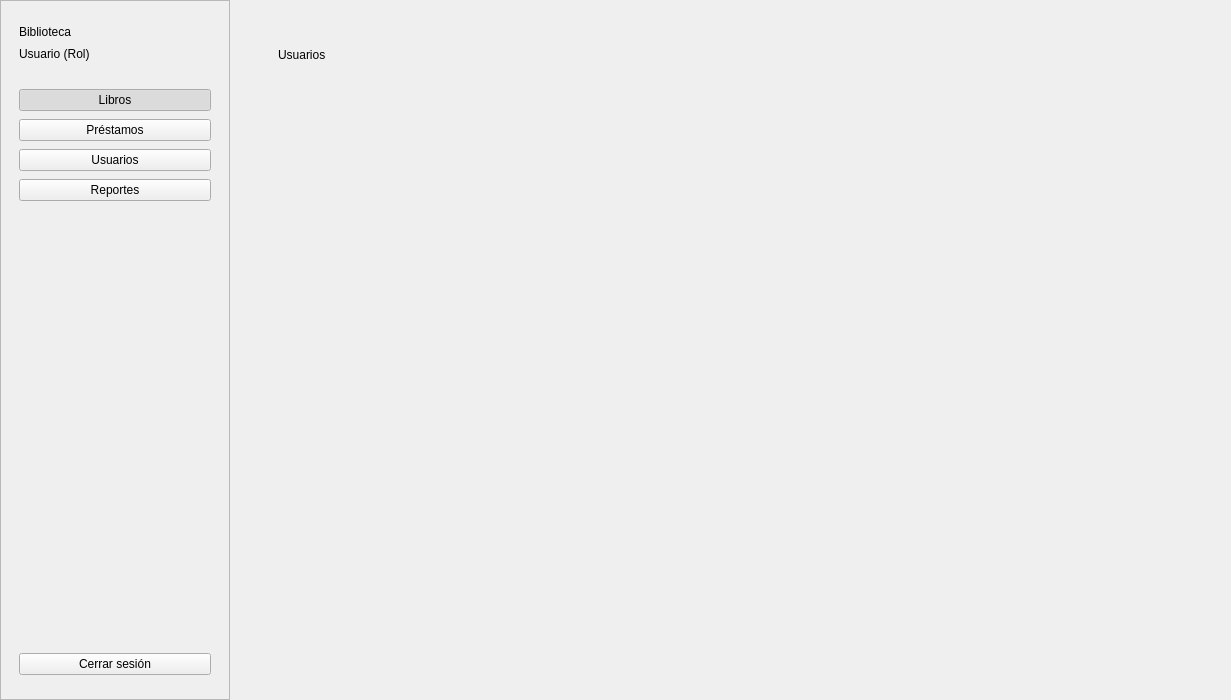
The window that front/pantallas/principal.ui (KarlaBelenF/sistema-biblioteca) describes before a commit, drawn with Qt 5.
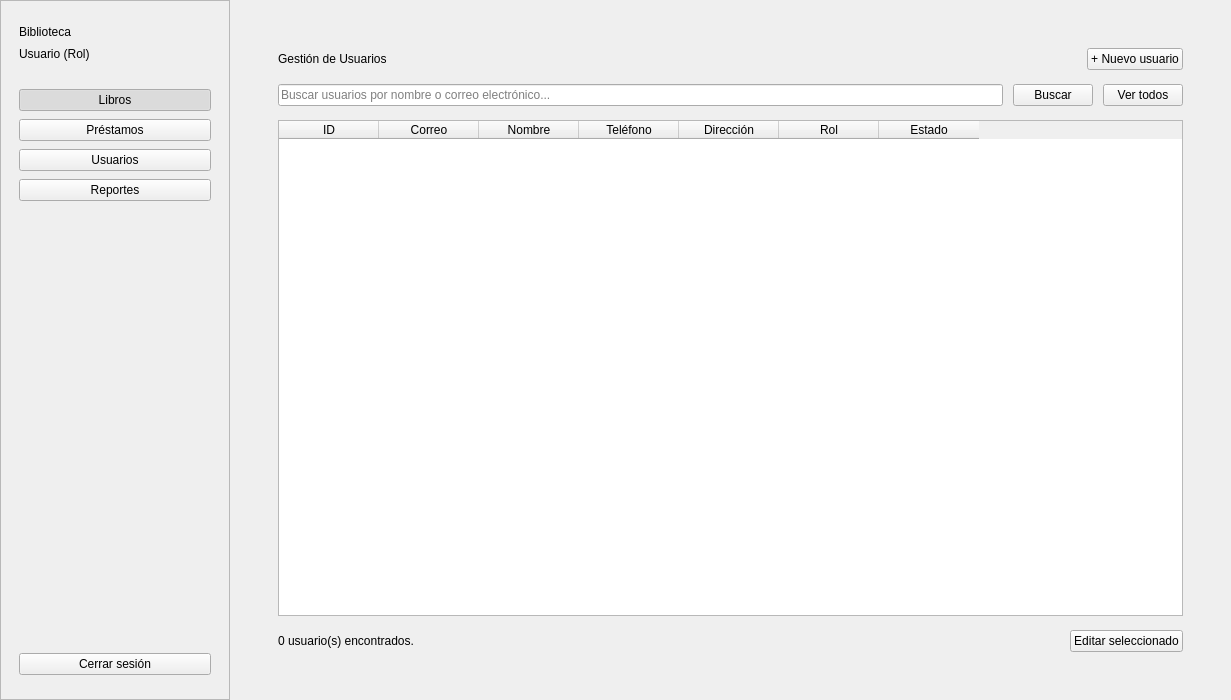
The same window after the commit. The open tabs and pages were chosen to show the change.

```diff
--- a/front/pantallas/principal.ui
+++ b/front/pantallas/principal.ui
@@ -1073,6 +1073,9 @@
        <item>
         <widget class="QFrame" name="tarjetaUsuarios">
          <layout class="QVBoxLayout" name="layoutTarjetaUsuarios">
+          <property name="spacing">
+           <number>14</number>
+          </property>
           <property name="leftMargin">
            <number>24</number>
           </property>
@@ -1086,24 +1089,163 @@
            <number>24</number>
           </property>
           <item>
-           <widget class="QLabel" name="lblTituloSeccion">
-            <property name="text">
-             <string>Usuarios</string>
+           <layout class="QHBoxLayout" name="layoutCabeceraUsuarios">
+            <item>
+             <widget class="QLabel" name="lblTituloSeccion">
+              <property name="text">
+               <string>Gestión de Usuarios</string>
+              </property>
+             </widget>
+            </item>
+            <item>
+             <spacer name="spacerCabeceraUsuarios">
+              <property name="orientation">
+               <enum>Qt::Orientation::Horizontal</enum>
+              </property>
+              <property name="sizeHint" stdset="0">
+               <size>
+                <width>40</width>
+                <height>20</height>
+               </size>
+              </property>
+             </spacer>
+            </item>
+            <item>
+             <widget class="QPushButton" name="btnNuevoUsuario">
+              <property name="cursor">
+               <cursorShape>PointingHandCursor</cursorShape>
+              </property>
+              <property name="text">
+               <string>+ Nuevo usuario</string>
+              </property>
+             </widget>
+            </item>
+           </layout>
+          </item>
+          <item>
+           <layout class="QHBoxLayout" name="layoutBuscadorUsuarios">
+            <property name="spacing">
+             <number>10</number>
             </property>
+            <item>
+             <widget class="QLineEdit" name="txtBuscarUsuario">
+              <property name="placeholderText">
+               <string>Buscar usuarios por nombre o correo electrónico...</string>
+              </property>
+             </widget>
+            </item>
+            <item>
+             <widget class="QPushButton" name="btnBuscarUsuario">
+              <property name="cursor">
+               <cursorShape>PointingHandCursor</cursorShape>
+              </property>
+              <property name="text">
+               <string>Buscar</string>
+              </property>
+             </widget>
+            </item>
+            <item>
+             <widget class="QPushButton" name="btnLimpiarBusquedaUsuario">
+              <property name="cursor">
+               <cursorShape>PointingHandCursor</cursorShape>
+              </property>
+              <property name="text">
+               <string>Ver todos</string>
+              </property>
+             </widget>
+            </item>
+           </layout>
+          </item>
+          <item>
+           <widget class="QTableWidget" name="tablaUsuarios">
+            <property name="editTriggers">
+             <set>QAbstractItemView::EditTrigger::NoEditTriggers</set>
+            </property>
+            <property name="alternatingRowColors">
+             <bool>true</bool>
+            </property>
+            <property name="selectionMode">
+             <enum>QAbstractItemView::SelectionMode::SingleSelection</enum>
+            </property>
+            <property name="selectionBehavior">
+             <enum>QAbstractItemView::SelectionBehavior::SelectRows</enum>
+            </property>
+            <attribute name="verticalHeaderVisible">
+             <bool>false</bool>
+            </attribute>
+            <column>
+             <property name="text">
+              <string>ID</string>
+             </property>
+            </column>
+            <column>
+             <property name="text">
+              <string>Correo</string>
+             </property>
+            </column>
+            <column>
+             <property name="text">
+              <string>Nombre</string>
+             </property>
+            </column>
+            <column>
+             <property name="text">
+              <string>Teléfono</string>
+             </property>
+            </column>
+            <column>
+             <property name="text">
+              <string>Dirección</string>
+             </property>
+            </column>
+            <column>
+             <property name="text">
+              <string>Rol</string>
+             </property>
+            </column>
+            <column>
+             <property name="text">
+              <string>Estado</string>
+             </property>
+            </column>
            </widget>
           </item>
           <item>
-           <spacer name="spacerUsuarios">
-            <property name="orientation">
-             <enum>Qt::Orientation::Vertical</enum>
+           <layout class="QHBoxLayout" name="layoutPieUsuarios">
+            <property name="spacing">
+             <number>10</number>
             </property>
-            <property name="sizeHint" stdset="0">
-             <size>
-              <width>20</width>
-              <height>40</height>
-             </size>
-            </property>
-           </spacer>
+            <item>
+             <widget class="QLabel" name="lblEstadoUsuarios">
+              <property name="text">
+               <string>0 usuario(s) encontrados.</string>
+              </property>
+             </widget>
+            </item>
+            <item>
+             <spacer name="spacerPieUsuarios">
+              <property name="orientation">
+               <enum>Qt::Orientation::Horizontal</enum>
+              </property>
+              <property name="sizeHint" stdset="0">
+               <size>
+                <width>40</width>
+                <height>20</height>
+               </size>
+              </property>
+             </spacer>
+            </item>
+            <item>
+             <widget class="QPushButton" name="btnEditarUsuario">
+              <property name="cursor">
+               <cursorShape>PointingHandCursor</cursorShape>
+              </property>
+              <property name="text">
+               <string>Editar seleccionado</string>
+              </property>
+             </widget>
+            </item>
+           </layout>
           </item>
          </layout>
         </widget>
```
Left out of the diff: 2 changed lines with no effect on the pictures.
